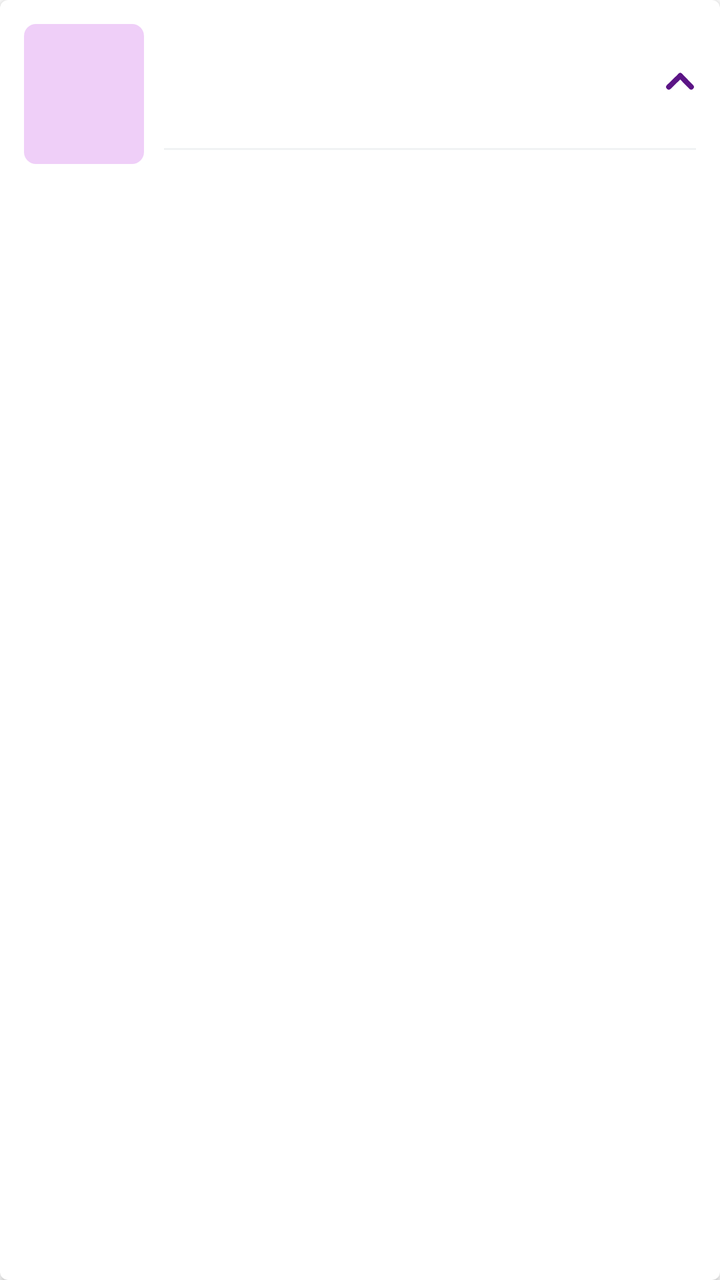
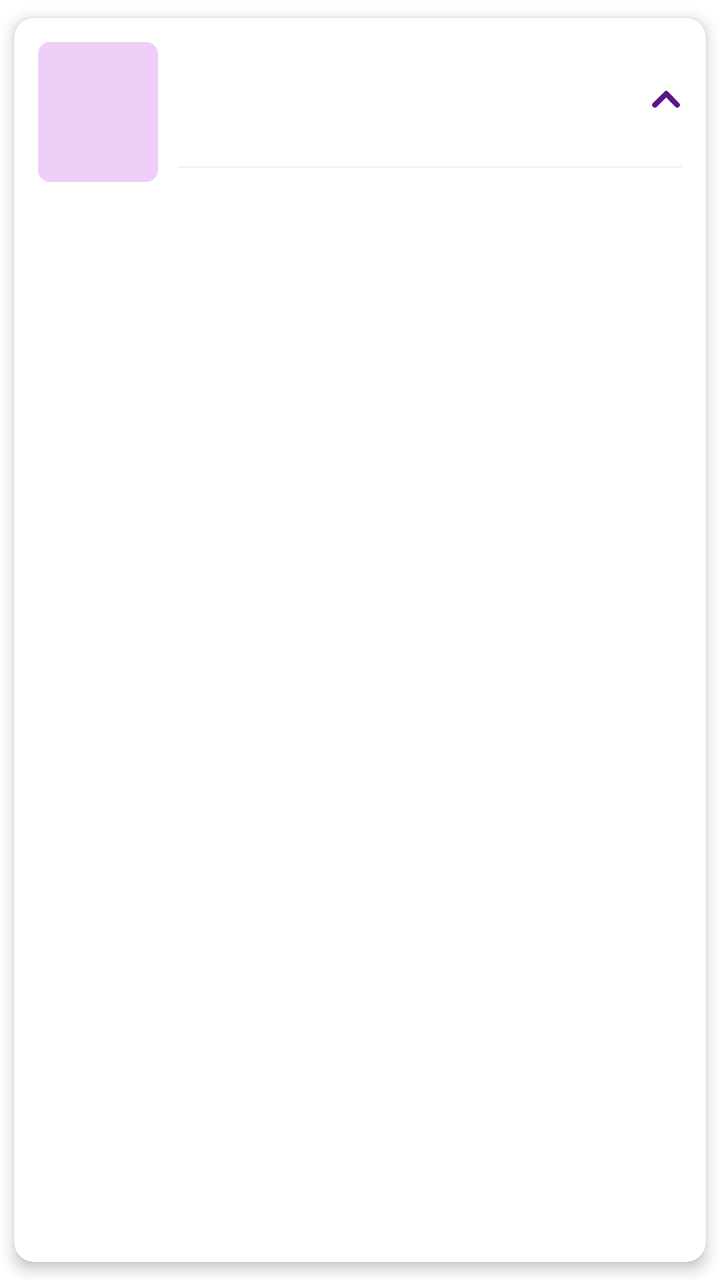

Compare the two renders of this Android layout. The source of the first and the diff that turns it into the second are given below.
<!-- AndroidManifest.xml: application theme Theme.MoneyTracker -->
<!-- res/layout/item_transaction_header.xml -->
<?xml version="1.0" encoding="utf-8"?>
<com.google.android.material.card.MaterialCardView xmlns:android="http://schemas.android.com/apk/res/android"
    xmlns:app="http://schemas.android.com/apk/res-auto"
    android:layout_width="match_parent"
    android:layout_height="wrap_content"
    android:layout_marginStart="@dimen/margin_10"
    android:layout_marginEnd="@dimen/margin_10"
    android:layout_marginTop="@dimen/margin_6"
    android:layout_marginBottom="@dimen/margin_6"
    android:background="@color/white"
    android:clipToPadding="false"
    app:cardCornerRadius="@dimen/corner_radius_4"
    app:cardElevation="@dimen/corner_elevation_2">

    <androidx.constraintlayout.widget.ConstraintLayout
        android:layout_width="match_parent"
        android:layout_height="wrap_content"
        android:paddingStart="@dimen/padding_12"
        android:paddingEnd="@dimen/padding_12"
        android:paddingTop="@dimen/padding_12"
        android:paddingBottom="@dimen/padding_4">

        
        <LinearLayout
            android:id="@+id/llDate"
            android:layout_width="60dp"
            android:layout_height="70dp"
            android:background="@drawable/bg_box_purple"
            android:gravity="center"
            android:orientation="vertical"
            android:padding="@dimen/padding_2"
            app:layout_constraintStart_toStartOf="parent"
            app:layout_constraintTop_toTopOf="parent">

            <androidx.appcompat.widget.AppCompatTextView
                android:id="@+id/tvDate"
                android:layout_width="wrap_content"
                android:layout_height="wrap_content"
                android:textColor="@color/primary_dark"
                android:textSize="@dimen/text_20"
                app:fontFamily="@font/exo2_bold" />

            <androidx.appcompat.widget.AppCompatTextView
                android:id="@+id/tvMonth"
                android:layout_width="wrap_content"
                android:layout_height="wrap_content"
                android:textColor="@color/dark_grey"
                android:textSize="@dimen/text_10"
                app:fontFamily="@font/exo2_medium" />

        </LinearLayout>

        
        <RelativeLayout
            android:id="@+id/layoutContent"
            android:layout_width="0dp"
            android:layout_height="wrap_content"
            android:layout_marginStart="@dimen/margin_10"
            android:orientation="vertical"
            app:layout_constraintBottom_toBottomOf="parent"
            app:layout_constraintStart_toEndOf="@id/llDate"
            app:layout_constraintTop_toTopOf="@id/llDate"
            app:layout_constraintEnd_toEndOf="parent">

            
            <androidx.constraintlayout.widget.ConstraintLayout
                android:id="@+id/layoutHeader"
                android:layout_width="match_parent"
                android:layout_height="wrap_content">

                <androidx.appcompat.widget.AppCompatTextView
                    android:id="@+id/tvDay"
                    android:layout_width="0dp"
                    android:layout_height="wrap_content"
                    android:textColor="@color/black"
                    android:textSize="@dimen/text_18"
                    app:fontFamily="@font/exo2_semibold"
                    app:layout_constraintStart_toStartOf="parent"
                    app:layout_constraintEnd_toStartOf="@id/tvAmount"
                    app:layout_constraintTop_toTopOf="parent" />

                <androidx.appcompat.widget.AppCompatTextView
                    android:id="@+id/tvTransactionCount"
                    android:layout_width="0dp"
                    android:layout_height="wrap_content"
                    android:layout_marginTop="@dimen/margin_2"
                    android:textColor="@color/funky_grey"
                    android:textSize="@dimen/text_12"
                    app:fontFamily="@font/exo2_medium"
                    app:layout_constraintStart_toStartOf="parent"
                    app:layout_constraintTop_toBottomOf="@+id/tvDay"
                    app:layout_constraintBottom_toBottomOf="parent" />

                <androidx.appcompat.widget.AppCompatTextView
                    android:id="@+id/tvAmount"
                    android:layout_width="wrap_content"
                    android:layout_height="wrap_content"
                    android:layout_marginEnd="@dimen/margin_12"
                    android:textColor="@color/expense"
                    android:textSize="@dimen/text_18"
                    app:fontFamily="@font/exo2_bold"
                    app:layout_constraintEnd_toStartOf="@id/ivCollapse"
                    app:layout_constraintTop_toTopOf="parent"
                    app:layout_constraintBottom_toBottomOf="parent" />

                <androidx.appcompat.widget.AppCompatImageView
                    android:id="@+id/ivCollapse"
                    android:layout_width="16dp"
                    android:layout_height="16dp"
                    android:rotation="180"
                    android:src="@drawable/ic_account_caret"
                    android:tint="@color/primary_dark"
                    app:layout_constraintEnd_toEndOf="parent"
                    app:layout_constraintTop_toTopOf="parent"
                    app:layout_constraintBottom_toBottomOf="parent" />

            </androidx.constraintlayout.widget.ConstraintLayout>

            
            <View
                android:id="@+id/divider"
                android:layout_below="@+id/layoutHeader"
                android:layout_width="match_parent"
                android:layout_height="1dp"
                android:layout_marginTop="@dimen/margin_12"
                android:background="@color/view_grey" />

            
            <androidx.recyclerview.widget.RecyclerView
                android:id="@+id/rvDetailedTransactions"
                android:layout_width="match_parent"
                android:layout_height="wrap_content"
                android:layout_below="@+id/divider"
                android:layout_marginTop="@dimen/margin_8"
                android:clipToPadding="false"
                android:visibility="gone"
                android:nestedScrollingEnabled="false"
                android:paddingBottom="@dimen/padding_10" />

        </RelativeLayout>
    </androidx.constraintlayout.widget.ConstraintLayout>
</com.google.android.material.card.MaterialCardView>
<!-- resources referenced by this layout -->
<resources>
  <color name="black">#FF000000</color>
  <color name="dark_grey">#565656</color>
  <color name="expense">#f73242</color>
  <color name="funky_grey">#777777</color>
  <color name="primary_dark">#FF5B1485</color>
  <color name="view_grey">#F1F3F4</color>
  <color name="white">#FFFFFFFF</color>
  <dimen name="corner_elevation_2">2dp</dimen>
  <dimen name="corner_radius_4">4dp</dimen>
  <dimen name="margin_10">10dp</dimen>
  <dimen name="margin_12">12dp</dimen>
  <dimen name="margin_2">2dp</dimen>
  <dimen name="margin_6">6dp</dimen>
  <dimen name="margin_8">8dp</dimen>
  <dimen name="padding_10">10dp</dimen>
  <dimen name="padding_12">12dp</dimen>
  <dimen name="padding_2">2dp</dimen>
  <dimen name="padding_4">4dp</dimen>
  <dimen name="text_10">10sp</dimen>
  <dimen name="text_12">12sp</dimen>
  <dimen name="text_18">18sp</dimen>
  <dimen name="text_20">20sp</dimen>
  <!-- drawable bg_box_purple (drawable) -->
  <?xml version="1.0" encoding="utf-8"?>
  <shape xmlns:android="http://schemas.android.com/apk/res/android"
      android:shape="rectangle">
      <corners android:radius="6dp" />
      <solid android:color="#8CE2A8F2" />
  </shape>
  <!-- drawable ic_account_caret (drawable) -->
  <?xml version="1.0" encoding="utf-8"?>
  <vector xmlns:android="http://schemas.android.com/apk/res/android"
      android:width="12dp"
      android:height="12dp"
      android:viewportWidth="12"
      android:viewportHeight="12">
      <path
          android:fillColor="#00000000"
          android:pathData="M1.8,3.9L5.9,8.1"
          android:strokeWidth="2"
          android:strokeColor="#000000"
          android:strokeLineCap="round" />
      <path
          android:fillColor="#00000000"
          android:pathData="M10.2,3.9L5.9,8.1"
          android:strokeWidth="2"
          android:strokeColor="#000000"
          android:strokeLineCap="round" />
  </vector>
  <style name="Theme.MoneyTracker" parent="Theme.MaterialComponents.DayNight.DarkActionBar">
          
          <item name="colorPrimary">@color/azure_blue</item>
          <item name="colorPrimaryVariant">@color/emerald_green</item>
          <item name="colorOnPrimary">@color/white</item>
  
          
          <item name="colorSecondary">@color/teal</item>
          <item name="colorSecondaryVariant">@color/dark_teal</item>
          <item name="colorOnSecondary">@color/white</item>
  
          
          <item name="android:statusBarColor">@color/vibrant_orange</item>
          <item name="android:windowLightStatusBar">true</item> 
          <item name="android:windowDrawsSystemBarBackgrounds">true</item>
  
          <item name="android:navigationBarColor">@color/vibrant_orange</item>
          <item name="android:windowFullscreen">false</item>
  
          <item name="emptyArchive">@drawable/empty_archive</item>
          <item name="emptyBudget">@drawable/empty_budget</item>
          <item name="emptyCategory">@drawable/empty_category</item>
          <item name="emptyCurrency">@drawable/empty_currency</item>
          <item name="emptyDebt">@drawable/empty_debt</item>
          <item name="emptyGoal">@drawable/empty_goal</item>
          <item name="emptyRecord">@drawable/empty_record</item>
          <item name="emptyRecurring">@drawable/empty_recurring</item>
          <item name="emptySearch">@drawable/empty_search</item>
      </style>
  <color name="azure_blue">#FF2563EB</color>
  <color name="emerald_green">#FF10B981</color>
  <color name="teal">#FF03DAC5</color>
  <color name="dark_teal">#FF018786</color>
  <color name="vibrant_orange">#FF6A1B9A</color>
  <!-- drawable empty_archive: vector/xml drawable (drawable, 2403 chars, omitted) -->
  <!-- drawable empty_budget: vector/xml drawable (drawable, 6186 chars, omitted) -->
  <!-- drawable empty_debt: vector/xml drawable (drawable, 2547 chars, omitted) -->
  <!-- drawable empty_goal: vector/xml drawable (drawable, 2350 chars, omitted) -->
  <!-- drawable empty_record: vector/xml drawable (drawable, 3083 chars, omitted) -->
  <!-- drawable empty_search: vector/xml drawable (drawable, 4779 chars, omitted) -->
  <!-- unchanged entries left out for length: 3 -->
</resources>

<!-- the commit's change to res/layout/item_transaction_header.xml (unified diff, before → after) -->
@@ -9,8 +9,9 @@
     android:layout_marginBottom="@dimen/margin_6"
     android:background="@color/white"
     android:clipToPadding="false"
-    app:cardCornerRadius="@dimen/corner_radius_4"
-    app:cardElevation="@dimen/corner_elevation_2">
+    app:cardUseCompatPadding="true"
+    app:cardCornerRadius="@dimen/corner_radius_10"
+    app:cardElevation="@dimen/corner_elevation_4">
 
     <androidx.constraintlayout.widget.ConstraintLayout
         android:layout_width="match_parent"
@@ -18,7 +19,7 @@
         android:paddingStart="@dimen/padding_12"
         android:paddingEnd="@dimen/padding_12"
         android:paddingTop="@dimen/padding_12"
-        android:paddingBottom="@dimen/padding_4">
+        android:paddingBottom="@dimen/padding_12">
 
         
         <LinearLayout
<!-- resource entries referenced after the edit -->
@@ -7,8 +7,8 @@
   <color name="primary_dark">#FF5B1485</color>
   <color name="view_grey">#F1F3F4</color>
   <color name="white">#FFFFFFFF</color>
-  <dimen name="corner_elevation_2">2dp</dimen>
-  <dimen name="corner_radius_4">4dp</dimen>
+  <dimen name="corner_elevation_4">4dp</dimen>
+  <dimen name="corner_radius_10">10dp</dimen>
   <dimen name="margin_10">10dp</dimen>
   <dimen name="margin_12">12dp</dimen>
   <dimen name="margin_2">2dp</dimen>
@@ -17,7 +17,6 @@
   <dimen name="padding_10">10dp</dimen>
   <dimen name="padding_12">12dp</dimen>
   <dimen name="padding_2">2dp</dimen>
-  <dimen name="padding_4">4dp</dimen>
   <dimen name="text_10">10sp</dimen>
   <dimen name="text_12">12sp</dimen>
   <dimen name="text_18">18sp</dimen>
@@ -87,7 +86,7 @@
   <!-- drawable empty_budget: vector/xml drawable (drawable, 6186 chars, omitted) -->
   <!-- drawable empty_debt: vector/xml drawable (drawable, 2547 chars, omitted) -->
   <!-- drawable empty_goal: vector/xml drawable (drawable, 2350 chars, omitted) -->
-  <!-- drawable empty_record: vector/xml drawable (drawable, 3083 chars, omitted) -->
+  <!-- drawable empty_record: vector/xml drawable (drawable, 3548 chars, omitted) -->
   <!-- drawable empty_search: vector/xml drawable (drawable, 4779 chars, omitted) -->
   <!-- unchanged entries left out for length: 3 -->
 </resources>
